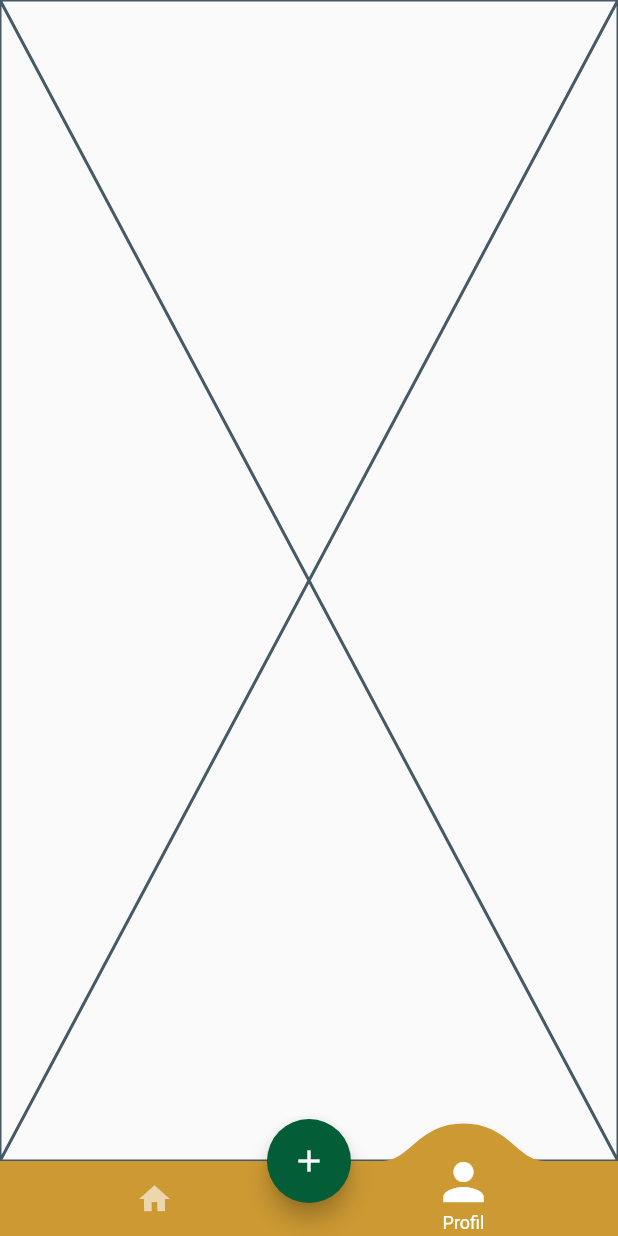
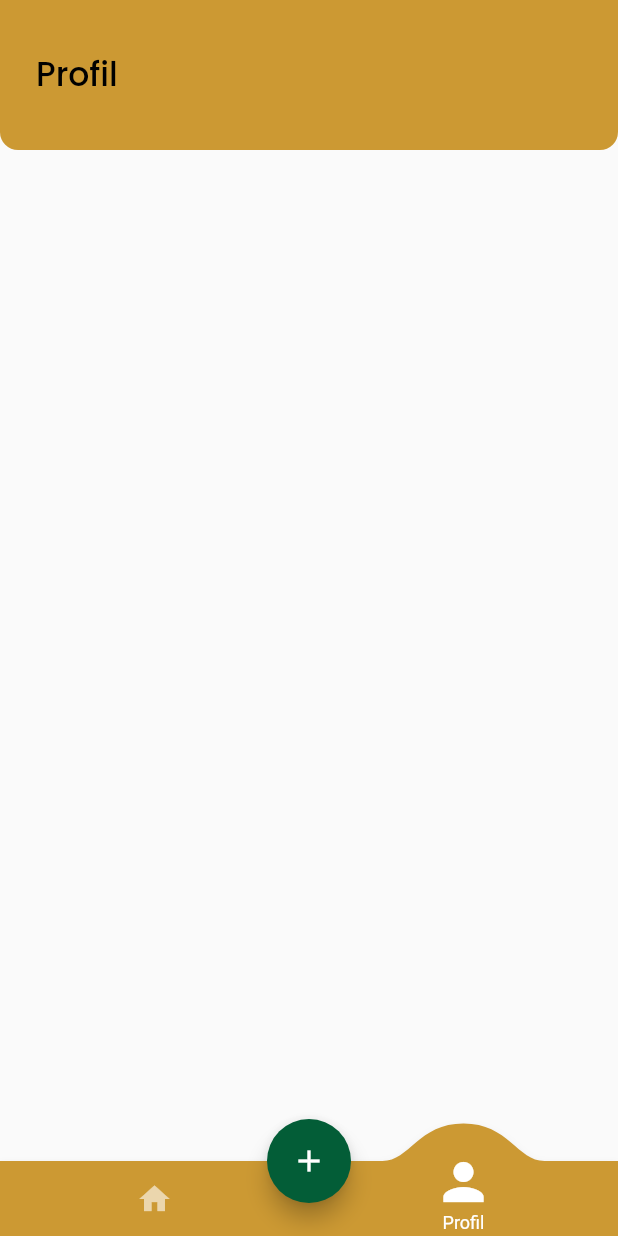
Before and after one commit to nandaarya/simak_uin_suka, a Flutter app: the screen it shows after launch, item 2 of the bottom bar chosen, on a phone screen of 412 x 824 dp. Run offline on Flutter 3.47's test engine with Material 2 defaults, Android fonts, the phone set to English and light mode, and no system bars; drawn by our look-alikes of convex_bottom_bar; our stand-ins replace google_fonts.

Commit message:
fix layout

```diff
--- a/lib/view/profile_page.dart
+++ b/lib/view/profile_page.dart
@@ -1,4 +1,5 @@
 import 'package:flutter/material.dart';
+import 'package:simak_uin_suka/theme.dart';
 
 class ProfilePage extends StatefulWidget {
   const ProfilePage({Key? key}) : super(key: key);
@@ -10,6 +11,31 @@ class ProfilePage extends StatefulWidget {
 class _ProfilePageState extends State<ProfilePage> {
   @override
   Widget build(BuildContext context) {
-    return const Placeholder();
+
+    Widget header() {
+      return Container(
+        alignment: AlignmentDirectional.centerStart,
+        height: 100,
+        width: double.infinity,
+        padding: EdgeInsets.symmetric(horizontal: defaultMargin),
+        decoration: BoxDecoration(
+            color: primaryColor,
+            borderRadius: const BorderRadius.only(
+              bottomLeft: Radius.circular(12),
+              bottomRight: Radius.circular(12),
+            )),
+        child: Text(
+          'Profil',
+          style: h1,
+        ),
+      );
+    }
+
+    return Scaffold(
+      body: ListView(
+        physics: NeverScrollableScrollPhysics(),
+        children: [header(), const SizedBox(height: 24)],
+      ),
+    );
   }
 }
```
Also changed, not shown: lib/view/home_page.dart (+6 -3 lines).
